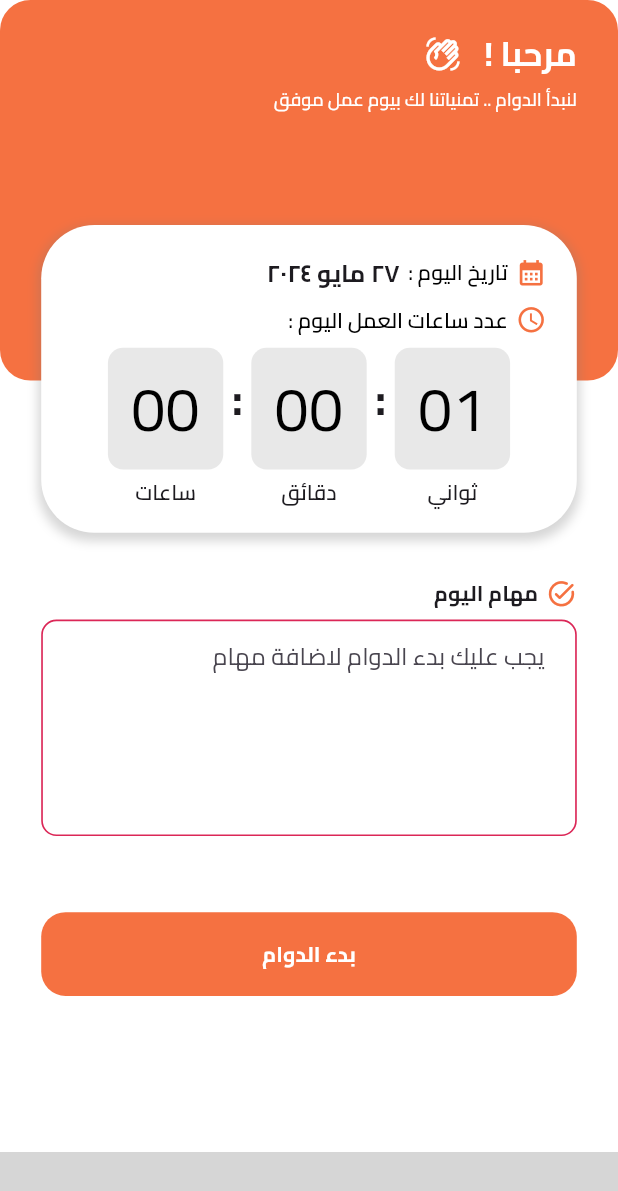
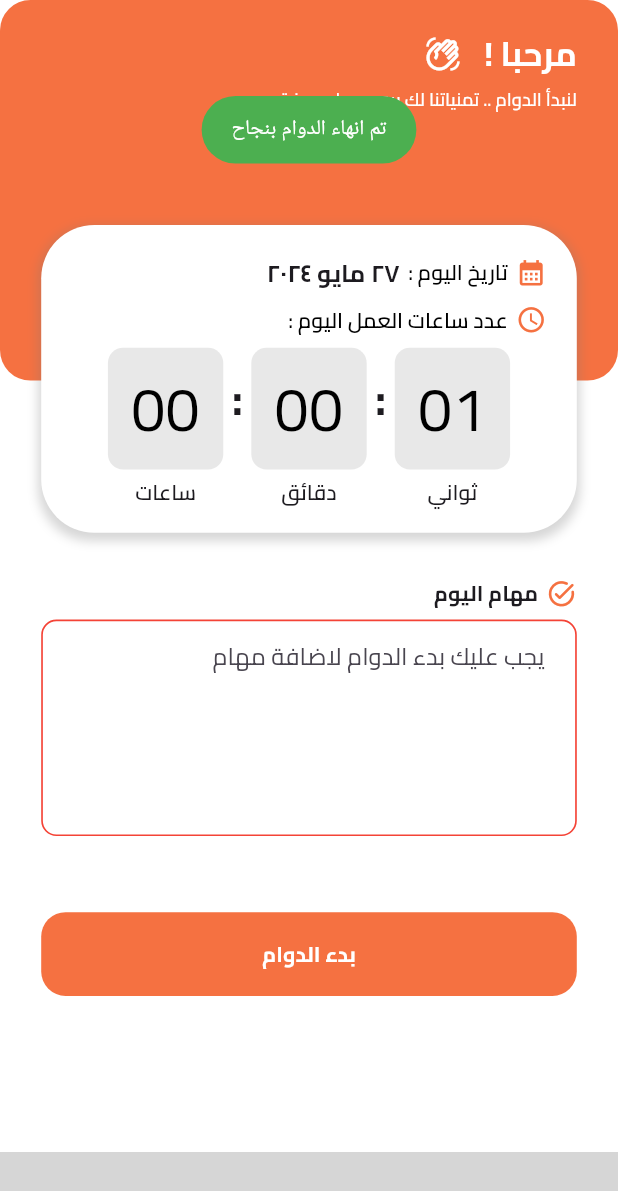
Before and after one commit to mohamedmahmoud9/Attendance-Keeper-App, a Flutter app: the HomeScreen screen opened by its route, after a tap on "انهاء الدوام", on a phone screen of 412 x 824 dp. Shown: the top 1191 px of the screen. Run offline on Flutter 3.47's test engine with Material 3 defaults, Android fonts, the phone set to English and light mode, and no system bars; our stand-ins replace bloc, cloud_firestore, dartz, easy_localization, equatable, firebase_auth and 7 more; missing offline and left inert: responsive_navigation_bar; accounts and stored records are empty; network calls fail; grey boxes are pictures that could not be loaded.

Commit message:
Saving tasks in firebase

```diff
--- a/assets/languages/ar.json
+++ b/assets/languages/ar.json
@@ -49,5 +49,7 @@
     "seconds" : "ثواني",
     "minutes" : "دقائق",
     "hours" : "ساعات",
-    "must_start_to_add_tasks" : "يجب عليك بدء الدوام لاضافة مهام"
+    "must_start_to_add_tasks" : "يجب عليك بدء الدوام لاضافة مهام",
+    "added_tasks" : "تمت اضافة المهام و انهاء الدوام بنجاح",
+    "end_time_successfully" : "تم انهاء الدوام بنجاح"
 }
--- a/lib/features/home/data/datasources/working_details_remote_data_source.dart
+++ b/lib/features/home/data/datasources/working_details_remote_data_source.dart
@@ -2,13 +2,14 @@ import 'dart:developer';
 import 'package:attendance_keeper/core/constants/firebase_constants.dart';
 import 'package:attendance_keeper/core/errors/exception.dart';
 import 'package:attendance_keeper/core/usecases/usecase.dart';
+import 'package:attendance_keeper/features/home/domain/repositories/working_details_repository.dart';
 import 'package:cloud_firestore/cloud_firestore.dart';
 import 'package:dartz/dartz.dart';
 import 'package:firebase_auth/firebase_auth.dart';
 
 abstract class WorkingDetailsRemoteDataSource {
   Future<Unit> startWork(NoParams noParams);
-  Future<Unit> endWork(NoParams noParams);
+  Future<Unit> endWork(EndWorkParams endWorkParams);
   Future<String?> lastSlotId();
   Future<int> getTotalWorkingHours(DateTime dateTime);
   Future<Map<String, dynamic>?> getUserData();
@@ -33,7 +34,11 @@ class WorkingDetailsRemoteDataSourceImpl
       firestore
           .collection(FirebasePaths.workingDetails(auth.currentUser?.uid))
           .doc(dateTime.toIso8601String().toString())
-          .set({"start_time": Timestamp.fromDate(dateTime), "end_time": null});
+          .set({
+        "start_time": Timestamp.fromDate(dateTime),
+        "end_time": null,
+        "tasks": null
+      });
       firestore
           .collection(FirebasePaths.users)
           .doc(auth.currentUser!.uid)
@@ -51,7 +56,7 @@ class WorkingDetailsRemoteDataSourceImpl
   }
 
   @override
-  Future<Unit> endWork(NoParams noParams) async {
+  Future<Unit> endWork(EndWorkParams endWorkParams) async {
     try {
       final String? lastSlotIdCheck = await lastSlotId();
       if (lastSlotIdCheck == null) {
@@ -61,7 +66,10 @@ class WorkingDetailsRemoteDataSourceImpl
       firestore
           .collection(FirebasePaths.workingDetails(auth.currentUser?.uid))
           .doc(lastSlotIdCheck)
-          .update({"end_time": Timestamp.fromDate(dateTime)});
+          .update({
+        "end_time": Timestamp.fromDate(dateTime),
+        "tasks": endWorkParams.tasks
+      });
 
       firestore
           .collection(FirebasePaths.users)
@@ -103,9 +111,10 @@ class WorkingDetailsRemoteDataSourceImpl
                 docDateTime.month == dateTime.month &&
                 docDateTime.day == dateTime.day);
           }).map((e) {
-            Slot slot =
-                Slot(start: e.data()['start_time'], end: e.data()['end_time']);
-
+            Slot slot = Slot(
+                start: e.data()['start_time'],
+                end: e.data()['end_time'],
+                tasks: e.data()['tasks']);
             return slot;
           }).toList());
 
@@ -143,5 +152,6 @@ class WorkingDetailsRemoteDataSourceImpl
 class Slot {
   final Timestamp start;
   final Timestamp? end;
-  Slot({required this.start, required this.end});
+  final String? tasks;
+  Slot({required this.start, required this.end, required this.tasks});
 }
--- a/lib/features/home/data/repositories/working_details_repository_impl.dart
+++ b/lib/features/home/data/repositories/working_details_repository_impl.dart
@@ -23,9 +23,9 @@ class WorkingDetailsRepositoryImpl implements WorkingDetailsRepository {
   }
 
   @override
-  Future<Either<Failure, Unit>> endWork(NoParams noParams) async {
+  Future<Either<Failure, Unit>> endWork(EndWorkParams endWorkParams) async {
     try {
-      await workingDetailsRemoteDataSource.endWork(noParams);
+      await workingDetailsRemoteDataSource.endWork(endWorkParams);
       return const Right(unit);
     } on ServerException catch (_) {
       return Left(ServerFailure());
--- a/lib/features/home/domain/repositories/working_details_repository.dart
+++ b/lib/features/home/domain/repositories/working_details_repository.dart
@@ -4,7 +4,22 @@ import 'package:dartz/dartz.dart';
 
 abstract class WorkingDetailsRepository {
   Future<Either<Failure, Unit>> startWork(NoParams noParams);
-  Future<Either<Failure, Unit>> endWork(NoParams noParams);
+  Future<Either<Failure, Unit>> endWork(EndWorkParams endWorkParams);
   Future<Either<Failure, (int, bool)>> getTotalWorkingHours(DateTime dateTime);
   Future<Either<Failure, Map<String, dynamic>?>> getUserData(NoParams noParams);
 }
+
+class EndWorkParams {
+  final String tasks;
+
+
+  const EndWorkParams({
+    required this.tasks,
+  });
+
+  Map<String, dynamic> toDocument() {
+    return {
+      'tasks': tasks,
+    };
+  }
+}
--- a/lib/features/home/domain/usecases/end_work_usecase.dart
+++ b/lib/features/home/domain/usecases/end_work_usecase.dart
@@ -3,13 +3,13 @@ import 'package:attendance_keeper/features/home/domain/repositories/working_deta
 import 'package:dartz/dartz.dart';
 import '../../../../core/usecases/usecase.dart';
 
-class EndWorkUseCase extends Usecase<Unit, NoParams> {
+class EndWorkUseCase extends Usecase<Unit, EndWorkParams> {
   final WorkingDetailsRepository workingDetailsRepository;
 
   EndWorkUseCase({required this.workingDetailsRepository});
 
   @override
-  Future<Either<Failure, Unit>> call(NoParams params) async {
+  Future<Either<Failure, Unit>> call(EndWorkParams params) async {
     return await workingDetailsRepository.endWork(params);
   }
 }
--- a/lib/features/home/home_injection.dart
+++ b/lib/features/home/home_injection.dart
@@ -15,7 +15,7 @@ Future<void> initHome() async {
   // Cubits
   sl.registerLazySingleton<StartWorkCubit>(
       () => StartWorkCubit(startWorkUseCase: sl()));
-  sl.registerLazySingleton<EndWorkCubit>(
+  sl. registerFactory<EndWorkCubit>(
       () => EndWorkCubit(endWorkUseCase: sl()));
   sl.registerLazySingleton<WorkingHoursCubit>(
       () => WorkingHoursCubit(getTotalWorkingHoursUseCase: sl()));
--- a/lib/features/home/presentation/cubit/end_work/end_work_cubit.dart
+++ b/lib/features/home/presentation/cubit/end_work/end_work_cubit.dart
@@ -1,23 +1,44 @@
-import 'package:attendance_keeper/core/usecases/usecase.dart';
+import 'package:attendance_keeper/core/widgets/app_toast.dart';
+import 'package:attendance_keeper/features/home/domain/repositories/working_details_repository.dart';
 import 'package:attendance_keeper/features/home/domain/usecases/end_work_usecase.dart';
 import 'package:attendance_keeper/features/home/presentation/cubit/working_hours/working_hours_cubit.dart';
 import 'package:attendance_keeper/injection_container.dart';
 import 'package:bloc/bloc.dart';
+import 'package:easy_localization/easy_localization.dart';
 import 'package:equatable/equatable.dart';
+import 'package:flutter/material.dart';
 part 'end_work_state.dart';
 
 class EndWorkCubit extends Cubit<EndWorkState> {
   final EndWorkUseCase endWorkUseCase;
   EndWorkCubit({required this.endWorkUseCase}) : super(EndWorkInitial());
 
+  TextEditingController tasksController = TextEditingController();
+  final GlobalKey<FormState> formKey = GlobalKey<FormState>();
+
+  void clearController() {
+    tasksController.clear();
+  }
+
+  void controllerDispose() {
+    tasksController.dispose();
+  }
+
   Future<void> endWork() async {
     emit(EndWorkLoading());
-    final result = await endWorkUseCase(NoParams());
+    final result =
+        await endWorkUseCase(EndWorkParams(tasks: tasksController.text));
     result.fold((failure) {
       emit(EndWorkFailure(message: failure.message));
     }, (r) {
       emit(EndWorkSuccess());
+      if (tasksController.text.isNotEmpty) {
+        showSucessToast(tr('added_tasks'));
+      } else {
+        showSucessToast(tr('end_time_successfully'));
+      }
       sl<WorkingHoursCubit>().endWork();
+      clearController();
     });
   }
 }
--- a/lib/features/home/presentation/widgets/start_and_end_buttons.dart
+++ b/lib/features/home/presentation/widgets/start_and_end_buttons.dart
@@ -17,9 +17,7 @@ class EndButton extends StatelessWidget {
 
   @override
   Widget build(BuildContext context) {
-    return BlocProvider(
-      create: (context) => EndWorkCubit(endWorkUseCase: sl()),
-      child: BlocConsumer<EndWorkCubit, EndWorkState>(
+    return BlocConsumer<EndWorkCubit, EndWorkState>(
       listener: (context, state) {
         log(state.toString());
         if (state is EndWorkFailure) {
@@ -28,14 +26,14 @@ class EndButton extends StatelessWidget {
               backgroundColor: AppColors.greyDark,
               content: Text(
                 state.message,
-                  style:
-                      AppTextStyles.medium14.copyWith(color: AppColors.white),
+                style: AppTextStyles.medium14.copyWith(color: AppColors.white),
               ),
             ),
           );
         }
         if (state is EndWorkSuccess) {
           WorkingHoursCounter.stopTimer();
+
         }
       },
       builder: (context, state) {
@@ -51,7 +49,6 @@ class EndButton extends StatelessWidget {
           },
         );
       },
-      ),
     );
   }
 }
--- a/lib/features/home/presentation/widgets/tasks_start_end_work.dart
+++ b/lib/features/home/presentation/widgets/tasks_start_end_work.dart
@@ -1,21 +1,31 @@
 import 'package:attendance_keeper/core/themes/app_colors.dart';
 import 'package:attendance_keeper/core/themes/app_text_styles.dart';
 import 'package:attendance_keeper/core/widgets/app_spacer.dart';
+import 'package:attendance_keeper/features/home/presentation/cubit/end_work/end_work_cubit.dart';
 import 'package:attendance_keeper/features/home/presentation/cubit/working_hours/working_hours_cubit.dart';
 import 'package:attendance_keeper/features/home/presentation/widgets/start_and_end_buttons.dart';
+import 'package:attendance_keeper/injection_container.dart';
 import 'package:easy_localization/easy_localization.dart';
 import 'package:flutter/material.dart';
 import 'package:flutter_bloc/flutter_bloc.dart';
 import 'package:flutter_screenutil/flutter_screenutil.dart';
 
-class TasksAndStartAndEndWork extends StatelessWidget {
+class TasksAndStartAndEndWork extends StatefulWidget {
   const TasksAndStartAndEndWork({
     super.key,
   });
 
   @override
+  State<TasksAndStartAndEndWork> createState() =>
+      _TasksAndStartAndEndWorkState();
+}
+
+class _TasksAndStartAndEndWorkState extends State<TasksAndStartAndEndWork> {
+  @override
   Widget build(BuildContext context) {
-    return Padding(
+    return BlocProvider(
+      create: (context) => sl<EndWorkCubit>(),
+      child: Padding(
         padding: EdgeInsets.symmetric(horizontal: 25.w, vertical: 30.h),
         child: Column(
           crossAxisAlignment: CrossAxisAlignment.start,
@@ -32,9 +42,17 @@ class TasksAndStartAndEndWork extends StatelessWidget {
             BlocSelector<WorkingHoursCubit, WorkingHoursState, bool>(
               selector: (state) => state.isStartWork,
               builder: (context, isStarted) {
-              return TextField(
+                return BlocBuilder<EndWorkCubit, EndWorkState>(
+                  builder: (context, state) {
+                    final endWorkCubit = BlocProvider.of<EndWorkCubit>(context);
+                    return Form(
+                      key: endWorkCubit.formKey,
+                      child: TextFormField(
+                        keyboardType: TextInputType.text,
+                        controller: endWorkCubit.tasksController,
                         readOnly: !isStarted,
                         maxLines: 5,
+                        cursorColor: AppColors.appPrimary,
                         decoration: InputDecoration(
                           hintText: isStarted
                               ? tr('enter_today_tasks')
@@ -45,7 +63,7 @@ class TasksAndStartAndEndWork extends StatelessWidget {
                             ),
                             borderSide: BorderSide(
                               width: 1.w,
-                      color: AppColors.red,
+                              color: Colors.red,
                             ),
                           ),
                           enabledBorder: isStarted
@@ -64,7 +82,7 @@ class TasksAndStartAndEndWork extends StatelessWidget {
                                   ),
                                   borderSide: BorderSide(
                                     width: 1.w,
-                            color: AppColors.red,
+                                    color: Colors.red,
                                   ),
                                 ),
                           focusedBorder: isStarted
@@ -86,10 +104,12 @@ class TasksAndStartAndEndWork extends StatelessWidget {
                                     color: Colors.red,
                                   ),
                                 ),
-                  contentPadding:
-                      EdgeInsets.symmetric(horizontal: 16.w, vertical: 12.h),
+                          contentPadding: EdgeInsets.symmetric(
+                              horizontal: 16.w, vertical: 12.h),
                         ),
-                onChanged: (value) {},
+                      ),
+                    );
+                  },
                 );
               },
             ),
@@ -105,6 +125,13 @@ class TasksAndStartAndEndWork extends StatelessWidget {
                 }),
           ],
         ),
+      ),
     );
   }
+
+  @override
+  void dispose() {
+    super.dispose();
+    sl<EndWorkCubit>().controllerDispose();
   }
+}
```
Also changed, not shown: lib/core/widgets/app_toast.dart (indentation only). Lines whose indentation alone changed are shown as unchanged.
